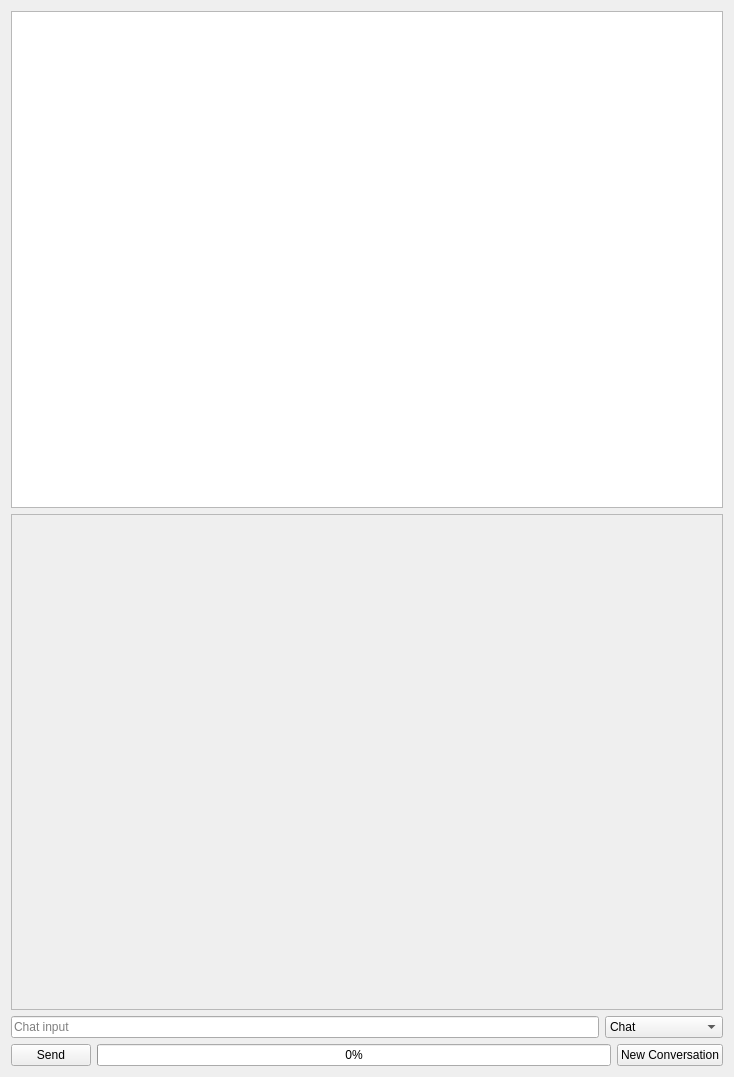
This is src/airunner/widgets/llm/templates/chat_prompt.ui in Capsize-Games/airunner as Qt 5 draws it before an edit. The edited form follows.
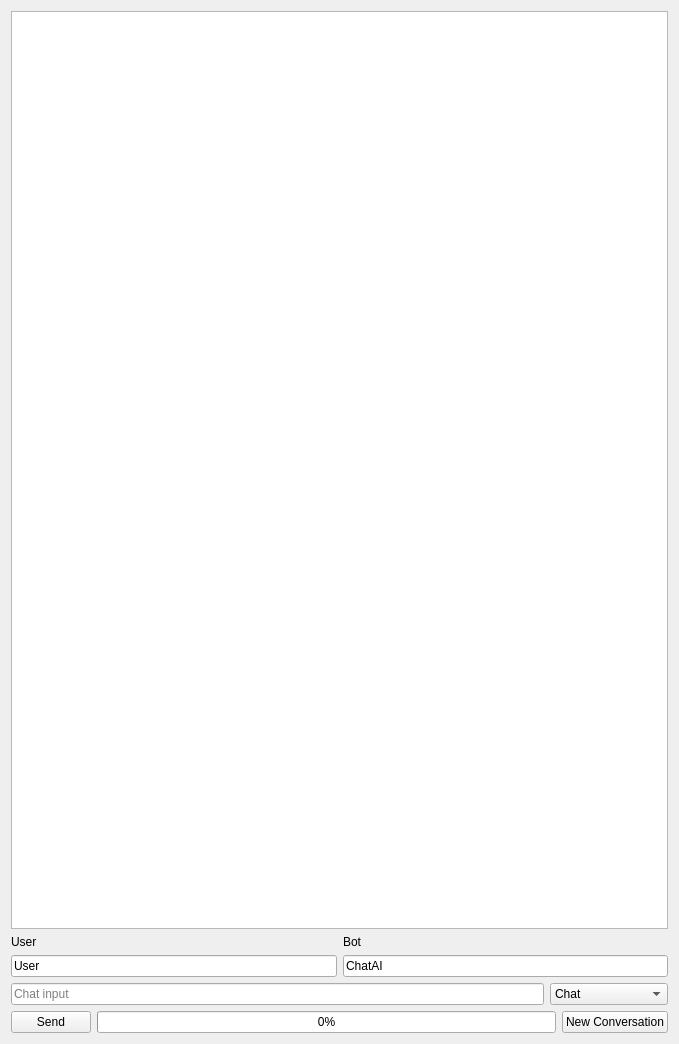
This is the edited form.

Commit message: addsa an ai mode and moves ai prompt and settings to different location

```diff
--- a/src/airunner/widgets/llm/templates/chat_prompt.ui
+++ b/src/airunner/widgets/llm/templates/chat_prompt.ui
@@ -6,54 +6,61 @@
    <rect>
     <x>0</x>
     <y>0</y>
-    <width>734</width>
-    <height>1077</height>
+    <width>679</width>
+    <height>1044</height>
    </rect>
   </property>
   <property name="windowTitle">
    <string>Form</string>
   </property>
   <layout class="QGridLayout" name="gridLayout">
-   <item row="0" column="0">
-    <widget class="QTextEdit" name="conversation">
-     <property name="readOnly">
-      <bool>true</bool>
-     </property>
-    </widget>
-   </item>
-   <item row="1" column="0">
-    <widget class="QScrollArea" name="chat_container">
-     <property name="widgetResizable">
-      <bool>true</bool>
-     </property>
-     <widget class="QWidget" name="scrollAreaWidgetContents">
-      <property name="geometry">
-       <rect>
-        <x>0</x>
-        <y>0</y>
-        <width>714</width>
-        <height>492</height>
-       </rect>
-      </property>
-      <layout class="QVBoxLayout" name="verticalLayout"/>
-     </widget>
-    </widget>
-   </item>
    <item row="2" column="0">
-    <widget class="QWidget" name="widget_5" native="true">
+    <layout class="QVBoxLayout" name="verticalLayout_5">
+     <item>
+      <widget class="QLabel" name="label_3">
+       <property name="text">
+        <string>User</string>
+       </property>
+      </widget>
+     </item>
+     <item>
+      <widget class="QLineEdit" name="username">
+       <property name="text">
+        <string>User</string>
+       </property>
+       <property name="placeholderText">
+        <string>User name</string>
+       </property>
+      </widget>
+     </item>
+    </layout>
+   </item>
+   <item row="2" column="1">
+    <layout class="QVBoxLayout" name="verticalLayout_6">
+     <item>
+      <widget class="QLabel" name="label">
+       <property name="text">
+        <string>Bot</string>
+       </property>
+      </widget>
+     </item>
+     <item>
+      <widget class="QLineEdit" name="botname">
+       <property name="text">
+        <string>ChatAI</string>
+       </property>
+       <property name="cursorPosition">
+        <number>6</number>
+       </property>
+       <property name="placeholderText">
+        <string>Bot name</string>
+       </property>
+      </widget>
+     </item>
+    </layout>
+   </item>
+   <item row="3" column="0" colspan="2">
      <layout class="QHBoxLayout" name="horizontalLayout">
-      <property name="leftMargin">
-       <number>0</number>
-      </property>
-      <property name="topMargin">
-       <number>0</number>
-      </property>
-      <property name="rightMargin">
-       <number>0</number>
-      </property>
-      <property name="bottomMargin">
-       <number>0</number>
-      </property>
       <item>
        <widget class="QLineEdit" name="prompt">
         <property name="placeholderText">
@@ -91,9 +98,8 @@
        </widget>
       </item>
      </layout>
-    </widget>
    </item>
-   <item row="3" column="0">
+   <item row="4" column="0" colspan="2">
     <layout class="QHBoxLayout" name="horizontalLayout_2">
      <item>
       <widget class="QPushButton" name="send_button">
@@ -118,6 +124,47 @@
      </item>
     </layout>
    </item>
+   <item row="1" column="0" colspan="2">
+    <widget class="QScrollArea" name="chat_container">
+     <property name="frameShape">
+      <enum>QFrame::NoFrame</enum>
+     </property>
+     <property name="widgetResizable">
+      <bool>true</bool>
+     </property>
+     <widget class="QWidget" name="scrollAreaWidgetContents">
+      <property name="geometry">
+       <rect>
+        <x>0</x>
+        <y>0</y>
+        <width>661</width>
+        <height>904</height>
+       </rect>
+      </property>
+      <layout class="QGridLayout" name="gridLayout_2">
+       <property name="leftMargin">
+        <number>0</number>
+       </property>
+       <property name="topMargin">
+        <number>0</number>
+       </property>
+       <property name="rightMargin">
+        <number>0</number>
+       </property>
+       <property name="bottomMargin">
+        <number>0</number>
+       </property>
+       <item row="0" column="0">
+        <widget class="QTextEdit" name="conversation">
+         <property name="readOnly">
+          <bool>true</bool>
+         </property>
+        </widget>
+       </item>
+      </layout>
+     </widget>
+    </widget>
+   </item>
   </layout>
  </widget>
  <resources/>
```
Left out of the diff: 53 changed lines with no effect on the pictures. Lines whose indentation alone changed are shown as unchanged. The commit also changes 19 other files.
